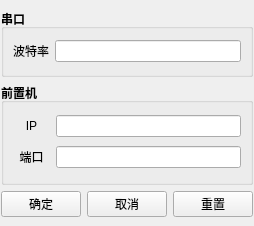
Qt form UI/config_window.ui (KayFelicities/698trans) before a commit.
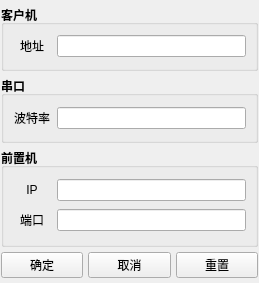
The same form after that commit. Icons and pictures are not drawn.

```diff
--- a/UI/config_window.ui
+++ b/UI/config_window.ui
@@ -6,8 +6,8 @@
    <rect>
     <x>0</x>
     <y>0</y>
-    <width>243</width>
-    <height>226</height>
+    <width>259</width>
+    <height>283</height>
    </rect>
   </property>
   <property name="windowTitle">
@@ -18,13 +18,79 @@
     <normaloff>:/698/698.ico</normaloff>:/698/698.ico</iconset>
   </property>
   <widget class="QWidget" name="centralwidget">
-   <layout class="QVBoxLayout" name="verticalLayout_4">
+   <layout class="QVBoxLayout" name="verticalLayout_5">
+    <property name="spacing">
+     <number>5</number>
+    </property>
     <property name="leftMargin">
      <number>1</number>
     </property>
+    <property name="topMargin">
+     <number>5</number>
+    </property>
     <property name="rightMargin">
      <number>1</number>
     </property>
+    <property name="bottomMargin">
+     <number>5</number>
+    </property>
+    <item>
+     <widget class="QGroupBox" name="groupBox_3">
+      <property name="sizePolicy">
+       <sizepolicy hsizetype="Preferred" vsizetype="Ignored">
+        <horstretch>0</horstretch>
+        <verstretch>2</verstretch>
+       </sizepolicy>
+      </property>
+      <property name="font">
+       <font>
+        <weight>75</weight>
+        <bold>true</bold>
+       </font>
+      </property>
+      <property name="title">
+       <string>客户机</string>
+      </property>
+      <layout class="QVBoxLayout" name="verticalLayout_4">
+       <item>
+        <layout class="QHBoxLayout" name="horizontalLayout_5">
+         <item>
+          <widget class="QLabel" name="label_4">
+           <property name="sizePolicy">
+            <sizepolicy hsizetype="Ignored" vsizetype="Preferred">
+             <horstretch>1</horstretch>
+             <verstretch>0</verstretch>
+            </sizepolicy>
+           </property>
+           <property name="font">
+            <font>
+             <weight>50</weight>
+             <bold>false</bold>
+            </font>
+           </property>
+           <property name="text">
+            <string>地址</string>
+           </property>
+           <property name="alignment">
+            <set>Qt::AlignCenter</set>
+           </property>
+          </widget>
+         </item>
+         <item>
+          <widget class="QLineEdit" name="CA_box">
+           <property name="sizePolicy">
+            <sizepolicy hsizetype="Ignored" vsizetype="Fixed">
+             <horstretch>5</horstretch>
+             <verstretch>0</verstretch>
+            </sizepolicy>
+           </property>
+          </widget>
+         </item>
+        </layout>
+       </item>
+      </layout>
+     </widget>
+    </item>
     <item>
      <widget class="QGroupBox" name="groupBox">
       <property name="sizePolicy">
@@ -47,6 +113,12 @@
         <layout class="QHBoxLayout" name="horizontalLayout">
          <item>
           <widget class="QLabel" name="label">
+           <property name="sizePolicy">
+            <sizepolicy hsizetype="Ignored" vsizetype="Preferred">
+             <horstretch>1</horstretch>
+             <verstretch>0</verstretch>
+            </sizepolicy>
+           </property>
            <property name="font">
             <font>
              <weight>50</weight>
@@ -62,7 +134,14 @@
           </widget>
          </item>
          <item>
-          <widget class="QLineEdit" name="baud_rate_box"/>
+          <widget class="QLineEdit" name="baud_rate_box">
+           <property name="sizePolicy">
+            <sizepolicy hsizetype="Ignored" vsizetype="Fixed">
+             <horstretch>5</horstretch>
+             <verstretch>0</verstretch>
+            </sizepolicy>
+           </property>
+          </widget>
          </item>
         </layout>
        </item>
```
Left out of the diff: 4 changed lines with no effect on the pictures.
